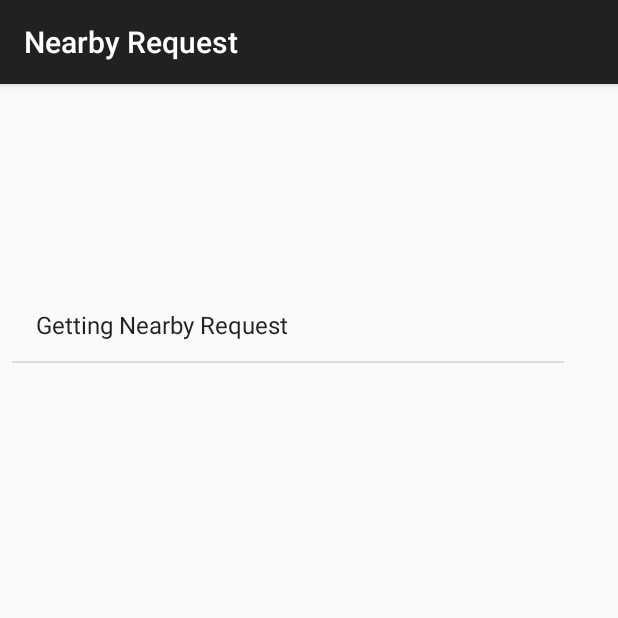
After one commit to manjarb/android_uber-clone-demo-app, an Android app: the ViewRequestActivity screen opened directly, with no data from a screen before it, on a phone screen of 412 x 824 dp, the top half of it. The commit adds this screen. Run offline under Robolectric (Android 15) with nearby library versions, the phone set to English and light mode, and no system bars; libraries missing offline, so code that uses them is left out: com.parse.

Commit message:
Update driver activity

```diff
--- a/ParseStarterProject/src/main/AndroidManifest.xml
+++ b/ParseStarterProject/src/main/AndroidManifest.xml
@@ -44,7 +44,11 @@
 
         <activity
             android:name=".RiderActivity"
-            android:label="@string/title_activity_rider"></activity>
+            android:label="@string/title_activity_rider" />
+        <activity android:name=".ViewRequestActivity" />
+        <activity
+            android:name=".DriverLocationActivity"
+            android:label="@string/title_activity_driver_location"></activity>
     </application>
 
 </manifest>
--- a/ParseStarterProject/src/main/java/com/parse/starter/MainActivity.java
+++ b/ParseStarterProject/src/main/java/com/parse/starter/MainActivity.java
@@ -28,6 +28,9 @@ public class MainActivity extends AppCompatActivity {
   public void redirectActivity() {
     if (ParseUser.getCurrentUser().get("riderOrDriver").equals("rider")) {
       Intent intent = new Intent(getApplicationContext(), RiderActivity.class);
+      startActivity(intent);
+    } else {
+      Intent intent = new Intent(getApplicationContext(), ViewRequestActivity.class);
       startActivity(intent);
     }
   }
--- /dev/null
+++ b/ParseStarterProject/src/main/java/com/parse/starter/ViewRequestActivity.java
@@ -0,0 +1,191 @@
+package com.parse.starter;
+
+import android.Manifest;
+import android.content.Context;
+import android.content.Intent;
+import android.content.pm.PackageManager;
+import android.location.Location;
+import android.location.LocationListener;
+import android.location.LocationManager;
+import android.os.Build;
+import android.support.annotation.NonNull;
+import android.support.v4.app.ActivityCompat;
+import android.support.v4.content.ContextCompat;
+import android.support.v7.app.AppCompatActivity;
+import android.os.Bundle;
+import android.util.Log;
+import android.view.View;
+import android.widget.AdapterView;
+import android.widget.ArrayAdapter;
+import android.widget.ListView;
+
+import com.google.android.gms.maps.CameraUpdateFactory;
+import com.google.android.gms.maps.model.LatLng;
+import com.google.android.gms.maps.model.MarkerOptions;
+import com.parse.FindCallback;
+import com.parse.ParseException;
+import com.parse.ParseGeoPoint;
+import com.parse.ParseObject;
+import com.parse.ParseQuery;
+
+import java.util.ArrayList;
+import java.util.List;
+
+public class ViewRequestActivity extends AppCompatActivity {
+
+    ListView requestListView;
+    ArrayList<String> requests = new ArrayList<String>();
+    ArrayAdapter arrayAdapter;
+    ArrayList<Double> requestLatitudes = new ArrayList<Double>();
+    ArrayList<Double> requestLongitudes = new ArrayList<Double>();
+    ArrayList<String> usernames = new ArrayList<String>();
+
+    LocationManager locationManager;
+    LocationListener locationListener;
+
+    public void updateListView(Location location) {
+        if (location != null) {
+            ParseQuery<ParseObject> query = ParseQuery.getQuery("Request");
+            final ParseGeoPoint geoPointLocation = new ParseGeoPoint(location.getLatitude(), location.getLongitude());
+            query.whereNear("location", geoPointLocation);
+            query.whereDoesNotExist("driverUsername");
+
+            query.setLimit(10);
+            query.findInBackground(new FindCallback<ParseObject>() {
+                @Override
+                public void done(List<ParseObject> objects, ParseException e) {
+                    if (e == null) {
+                        requests.clear();
+                        requestLongitudes.clear();
+                        requestLatitudes.clear();
+
+                        if (objects.size() > 0) {
+                            for (ParseObject object : objects) {
+                                ParseGeoPoint requestLocation = (ParseGeoPoint) object.get("location");
+
+                                if (requestLocation != null) {
+                                    Double distanceInMiles = geoPointLocation.distanceInMilesTo((ParseGeoPoint) object.get("location"));
+                                    Double distanceOneOP = (double) Math.round(distanceInMiles * 10) / 10;
+
+                                    requests.add(distanceOneOP.toString() + " miles");
+                                    requestLatitudes.add(requestLocation.getLatitude());
+                                    requestLongitudes.add(requestLocation.getLongitude());
+                                    usernames.add(object.getString("username"));
+                                }
+                            }
+
+                            arrayAdapter.notifyDataSetChanged();
+                        } else {
+                            requests.add("No active requests nearby");
+                        }
+
+                        arrayAdapter.notifyDataSetChanged();
+                    }
+                }
+            });
+
+            arrayAdapter = new ArrayAdapter(this, android.R.layout.simple_list_item_1, requests);
+            requestListView.setAdapter(arrayAdapter);
+        }
+    }
+
+    @Override
+    public void onRequestPermissionsResult(int requestCode, @NonNull String[] permissions, @NonNull int[] grantResults) {
+        super.onRequestPermissionsResult(requestCode, permissions, grantResults);
+
+        if (requestCode == 1) {
+            if (grantResults.length > 0 && grantResults[0] == PackageManager.PERMISSION_GRANTED) {
+
+                if (ContextCompat.checkSelfPermission(this, Manifest.permission.ACCESS_FINE_LOCATION) == PackageManager.PERMISSION_GRANTED) {
+                    locationManager.requestLocationUpdates(LocationManager.GPS_PROVIDER, 0, 0, locationListener);
+                    Location lastKnowLocation = locationManager.getLastKnownLocation(LocationManager.GPS_PROVIDER);
+
+                    updateListView(lastKnowLocation);
+                }
+            }
+        }
+    }
+
+    @Override
+    protected void onCreate(Bundle savedInstanceState) {
+        super.onCreate(savedInstanceState);
+        setContentView(R.layout.activity_view_request);
+
+        setTitle("Nearby Request");
+
+        requestListView = (ListView) findViewById(R.id.requestListView);
+
+        arrayAdapter = new ArrayAdapter(this, android.R.layout.simple_list_item_1, requests);
+
+        requests.clear();
+        requests.add("Getting Nearby Request");
+        requestListView.setAdapter(arrayAdapter);
+        requestListView.setOnItemClickListener(new AdapterView.OnItemClickListener() {
+            @Override
+            public void onItemClick(AdapterView<?> parent, View view, int position, long id) {
+
+                Log.i("Nearby", "click");
+
+                if (Build.VERSION.SDK_INT < 23 || ContextCompat.checkSelfPermission(ViewRequestActivity.this, Manifest.permission.ACCESS_FINE_LOCATION) == PackageManager.PERMISSION_GRANTED) {
+                    Location lastKnowLocation = locationManager.getLastKnownLocation(LocationManager.GPS_PROVIDER);
+
+                    if (requestLatitudes.size() > position && requestLongitudes.size() > position && usernames.size() > position && lastKnowLocation != null) {
+                        Intent intent = new Intent(getApplicationContext(), DriverLocationActivity.class);
+
+                        intent.putExtra("requestLatitude", requestLatitudes.get(position));
+                        intent.putExtra("requestLongitude", requestLongitudes.get(position));
+                        intent.putExtra("driverLatitude", lastKnowLocation.getLatitude());
+                        intent.putExtra("driverLongitude", lastKnowLocation.getLongitude());
+                        intent.putExtra("username", usernames.get(position));
+
+                        startActivity(intent);
+                    } else {
+                        Log.i("Nearby", "yolo 2");
+                    }
+                } else {
+                    Log.i("Nearby", "yolo 1");
+                }
+            }
+        });
+
+        locationManager = (LocationManager) this.getSystemService(Context.LOCATION_SERVICE);
+
+        locationListener = new LocationListener() {
+            @Override
+            public void onLocationChanged(Location location) {
+                updateListView(location);
+            }
+
+            @Override
+            public void onStatusChanged(String s, int i, Bundle bundle) {
+
+            }
+
+            @Override
+            public void onProviderEnabled(String s) {
+
+            }
+
+            @Override
+            public void onProviderDisabled(String s) {
+
+            }
+        };
+
+        if (Build.VERSION.SDK_INT < 23) {
+            locationManager.requestLocationUpdates(LocationManager.GPS_PROVIDER, 0, 0, locationListener);
+
+        } else {
+            if (ContextCompat.checkSelfPermission(this, Manifest.permission.ACCESS_FINE_LOCATION) != PackageManager.PERMISSION_GRANTED) {
+                ActivityCompat.requestPermissions(this, new String[]{Manifest.permission.ACCESS_FINE_LOCATION}, 1);
+            } else {
+                locationManager.requestLocationUpdates(LocationManager.GPS_PROVIDER, 0, 0, locationListener);
+                Location lastKnowLocation = locationManager.getLastKnownLocation(LocationManager.GPS_PROVIDER);
+
+                if (lastKnowLocation != null) {
+                    updateListView(lastKnowLocation);
+                }
+            }
+        }
+    }
+}
--- /dev/null
+++ b/ParseStarterProject/src/main/res/layout/activity_view_request.xml
@@ -0,0 +1,20 @@
+<?xml version="1.0" encoding="utf-8"?>
+<android.support.constraint.ConstraintLayout xmlns:android="http://schemas.android.com/apk/res/android"
+    xmlns:app="http://schemas.android.com/apk/res-auto"
+    xmlns:tools="http://schemas.android.com/tools"
+    android:layout_width="match_parent"
+    android:layout_height="match_parent"
+    tools:context=".ViewRequestActivity">
+
+    <ListView
+        android:id="@+id/requestListView"
+        android:layout_width="368dp"
+        android:layout_height="495dp"
+        android:layout_marginBottom="8dp"
+        android:layout_marginLeft="8dp"
+        android:layout_marginStart="8dp"
+        android:layout_marginTop="8dp"
+        app:layout_constraintBottom_toBottomOf="parent"
+        app:layout_constraintStart_toStartOf="parent"
+        app:layout_constraintTop_toTopOf="parent" />
+</android.support.constraint.ConstraintLayout>
```
Also changed, not shown: ParseStarterProject/src/main/java/com/parse/starter/DriverLocationActivity.java (added, +142 -0 lines), ParseStarterProject/src/main/java/com/parse/starter/RiderActivity.java (+8 -0 lines), ParseStarterProject/src/main/res/layout/activity_driver_location.xml (added, +35 -0 lines), ParseStarterProject/src/main/res/layout/activity_rider.xml (+13 -0 lines), 1664 other files.
